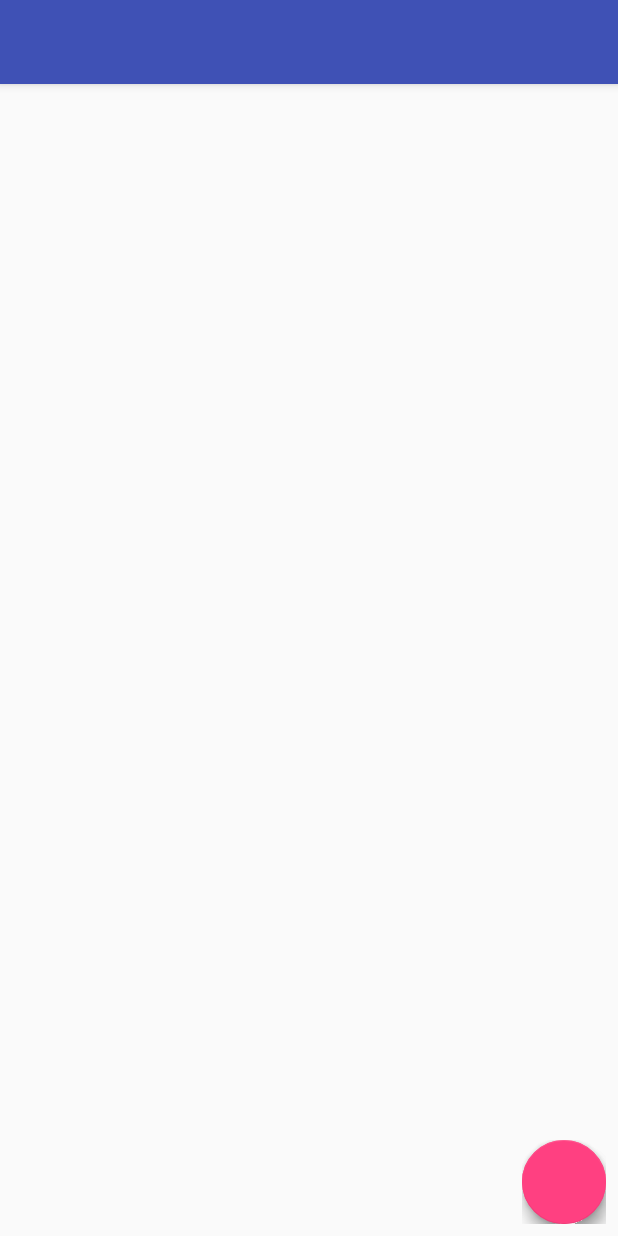
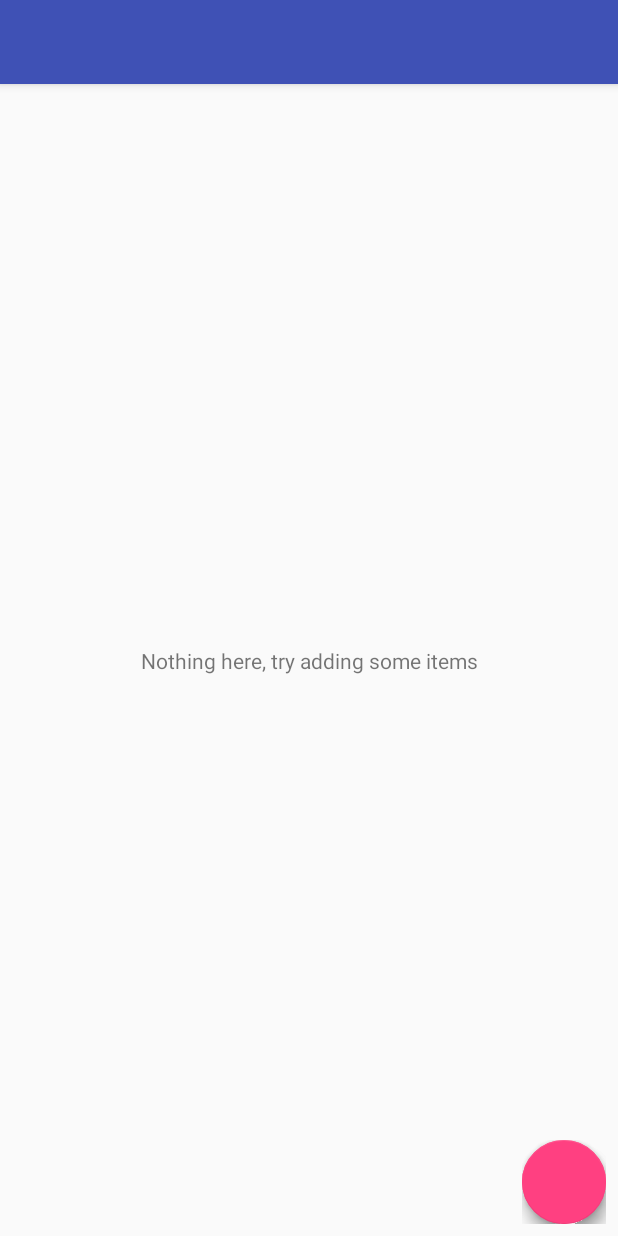
Before and after one commit to filipao223/home-database, an Android app: the layout app_bar_main.xml on its own in the app's theme, with its tools: preview values and no code run, on a phone screen of 412 x 824 dp. Run offline under Robolectric (Android 15) with nearby library versions, the phone set to English and light mode, and no system bars; plain views replace FloatingActionButton, FloatingActionsMenu.

Commit message:
Swipe refresh layout

```diff
--- a/app/src/main/res/layout/content_main.xml
+++ b/app/src/main/res/layout/content_main.xml
@@ -8,8 +8,22 @@
     tools:context=".Home"
     tools:showIn="@layout/app_bar_main">
 
-    <android.support.v7.widget.RecyclerView
-        android:id="@+id/recyclerViewItems"
+    <TextView
+        android:id="@+id/home_no_items"
+        android:layout_width="wrap_content"
+        android:layout_height="wrap_content"
+        android:layout_marginBottom="8dp"
+        android:layout_marginEnd="8dp"
+        android:layout_marginStart="8dp"
+        android:layout_marginTop="8dp"
+        android:text="@string/no_items"
+        app:layout_constraintBottom_toBottomOf="parent"
+        app:layout_constraintEnd_toEndOf="parent"
+        app:layout_constraintStart_toStartOf="parent"
+        app:layout_constraintTop_toTopOf="parent" />
+
+    <android.support.v4.widget.SwipeRefreshLayout
+        android:id="@+id/home_swipe_refresh"
         android:layout_width="match_parent"
         android:layout_height="match_parent"
         android:layout_marginBottom="8dp"
@@ -19,5 +33,21 @@
         app:layout_constraintBottom_toBottomOf="parent"
         app:layout_constraintEnd_toEndOf="parent"
         app:layout_constraintStart_toStartOf="parent"
-        app:layout_constraintTop_toTopOf="parent" />
+        app:layout_constraintTop_toTopOf="parent">
+
+        <android.support.v7.widget.RecyclerView
+            android:id="@+id/recyclerViewItems"
+            android:layout_width="match_parent"
+            android:layout_height="match_parent"
+            android:layout_marginBottom="8dp"
+            android:layout_marginEnd="8dp"
+            android:layout_marginStart="8dp"
+            android:layout_marginTop="8dp"
+            app:layout_constraintBottom_toBottomOf="parent"
+            app:layout_constraintEnd_toEndOf="parent"
+            app:layout_constraintStart_toStartOf="parent"
+            app:layout_constraintTop_toTopOf="parent" />
+
+    </android.support.v4.widget.SwipeRefreshLayout>
+
 </android.support.constraint.ConstraintLayout>
--- a/app/src/main/res/values/strings.xml
+++ b/app/src/main/res/values/strings.xml
@@ -9,4 +9,5 @@
     <string name="title_activity_barcode_scanner">barcode_scanner</string>
     <string name="ok">Ok</string>
     <string name="test_string">Test string</string>
+    <string name="no_items">Nothing here, try adding some items</string>
 </resources>
```
Also changed, not shown: app/src/main/java/filipem/com/homedatabase/Home.java (+36 -0 lines).
